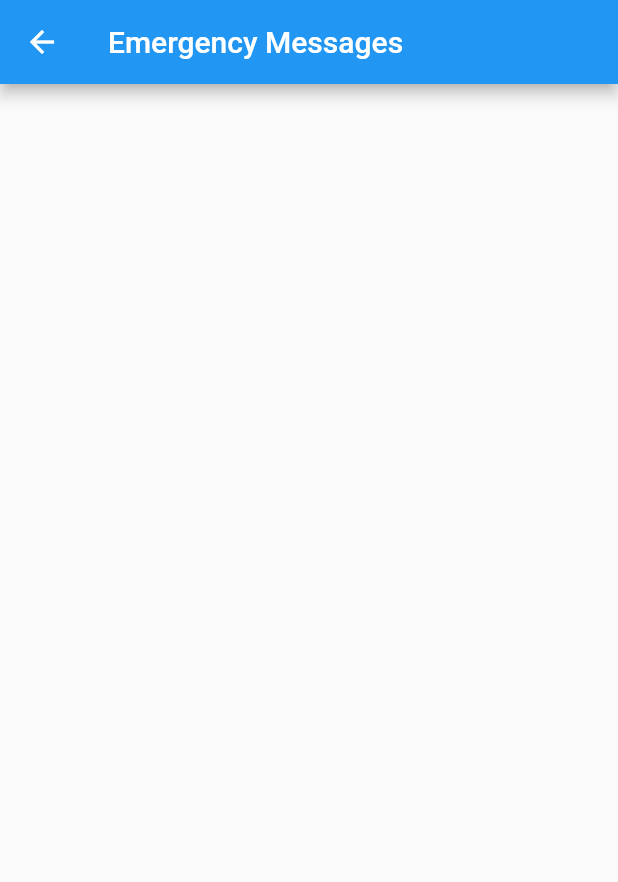
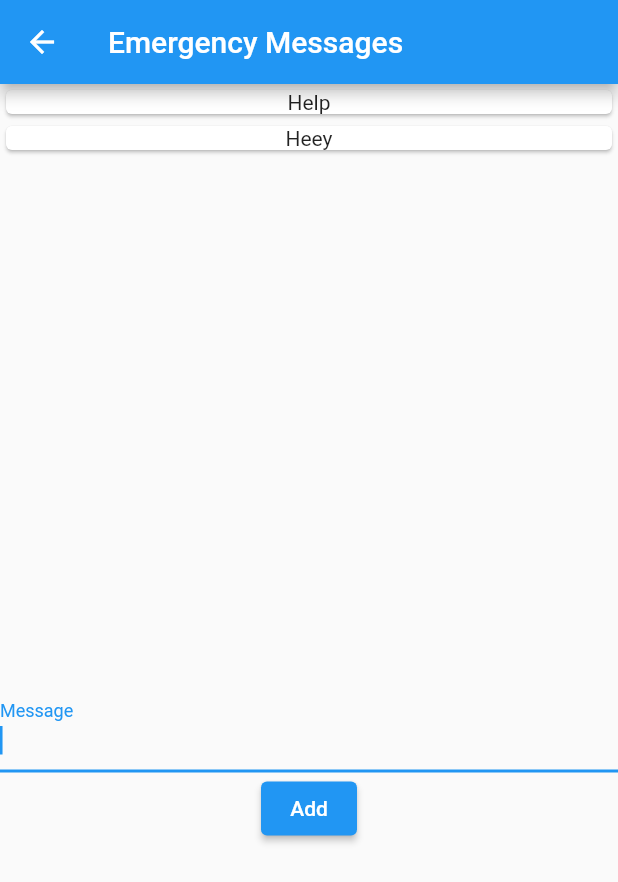
Before and after one commit to Rustam-Asdanov/snowfall_app, a Flutter app: the EmergencyMessages screen opened by its route, on a phone screen of 412 x 824 dp. Shown: the top 882 px of the screen. Run offline on Flutter 3.47's test engine with Material 2 defaults, Android fonts, the phone set to English and light mode, and no system bars; our stand-ins replace location.

Commit message:
finally I can send data and save it

```diff
--- a/lib/models/sos_message.dart
+++ b/lib/models/sos_message.dart
@@ -1,9 +1,14 @@
-import 'dart:html';
+import 'package:location/location.dart';
 
-class SosMessage{
+class SosMessage {
   final String id;
   final String text;
-  final Location location;
+  final Future<LocationData> locationData;
 
-  SosMessage(this.id, this.text, this.location);
+  SosMessage({required this.id,required this.text, required this.locationData});
+
+  factory SosMessage.fromJson(Map<String, dynamic> json) {
+    return SosMessage(
+        id: json["id"], text: json["text"], locationData: json["location"]);
+  }
 }
--- a/lib/routes/emergency_messages.dart
+++ b/lib/routes/emergency_messages.dart
@@ -1,8 +1,60 @@
 import 'package:flutter/material.dart';
-import 'package:flutter/widgets.dart';
+import 'package:location/location.dart';
+import "dart:convert";
+import 'package:snowfall_app/models/sos_message.dart';
+import 'package:snowfall_app/routes/messages.dart';
+import "package:http/http.dart" as http;
 
-class EmergencyMessages extends StatelessWidget{
-  const EmergencyMessages({super.key});
+class EmergencyMessages extends StatefulWidget {
+  EmergencyMessages({super.key});
+
+  @override
+  State<EmergencyMessages> createState() => _EmergencyMessagesState();
+}
+
+Future<SosMessage> sendData(String text) async {
+  print("object" + text);
+  final response = await http.post(
+    Uri.parse("http://10.0.2.2:3000/api/v1/"),
+    headers: <String, String>{
+      "Content-Type": "application/json; charset=UTF-8",
+    },
+    body: jsonEncode(<String, String>{
+      "message": text,
+    }),
+  );
+
+  if (response.statusCode == 201) {
+    return SosMessage.fromJson(jsonDecode(response.body));
+  } else {
+    return SosMessage(id: "Nan", text: "Fail", locationData: Location().getLocation());
+  }
+}
+
+class _EmergencyMessagesState extends State<EmergencyMessages> {
+  final messageController = TextEditingController();
+
+  List<SosMessage> messageList = [
+    SosMessage(id: "1", text: "Help", locationData: Location().getLocation()),
+    SosMessage(id: "2", text: "Heey", locationData: Location().getLocation())
+  ];
+
+  void submitData() {
+    final enteredMessage = messageController.text;
+
+    if (enteredMessage.isEmpty) {
+      return;
+    }
+
+    setState(() {
+      messageList.add(SosMessage(
+          id: "3",
+          text: enteredMessage,
+          locationData: Location().getLocation()));
+      const String url ="http://localhost:3000/api/v1/";
+      print(sendData(enteredMessage));
+    });
+  }
 
   @override
   Widget build(BuildContext context) {
@@ -15,11 +67,21 @@ class EmergencyMessages extends StatelessWidget{
           mainAxisAlignment: MainAxisAlignment.center,
           crossAxisAlignment: CrossAxisAlignment.center,
           children: <Widget>[
-
+            Messages(sosMessageList: messageList),
+            Column(
+              children: [
+                TextField(
+                  autocorrect: true,
+                  autofocus: true,
+                  controller: messageController,
+                  decoration: InputDecoration(labelText: "Message"),
+                ),
+                ElevatedButton(onPressed: submitData, child: Text("Add"))
+              ],
+            )
           ],
         ),
       ),
     );
   }
-
 }
--- a/lib/routes/home_page.dart
+++ b/lib/routes/home_page.dart
@@ -13,6 +13,9 @@ class HomePage extends StatelessWidget {
         Text("Snowfall"),
         ElevatedButton(onPressed: null, child: Text("Sign In")),
         ElevatedButton(onPressed: null, child: Text("Sign Up")),
+        ElevatedButton(onPressed: (){
+          Navigator.pushNamed(context, "/messages");
+        }, child: Text("Messages")),
         ElevatedButton(
             onPressed: () {
               Navigator.pushNamed(context, "/about");
--- a/pubspec.yaml
+++ b/pubspec.yaml
@@ -31,6 +31,8 @@ environment:
 dependencies:
   flutter:
     sdk: flutter
+  http: ^0.13.5
+  location: ^4.2.0
 
 
   # The following adds the Cupertino Icons font to your application.
```
Also changed, not shown: pubspec.lock, 1 other file.
